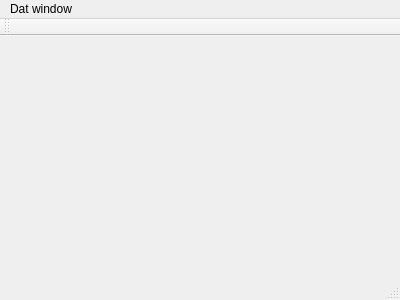
The window that mainwindow.ui (Xaxetrov/Fil-Rouge) describes before a commit, drawn with Qt 5.
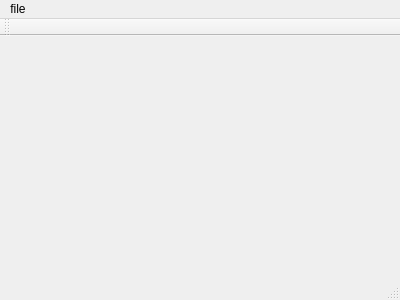
The same window after the commit.

Commit message: some ui modification (mostly nothing) - merge

Patch:
```diff
--- a/mainwindow.ui
+++ b/mainwindow.ui
@@ -20,15 +20,15 @@
      <x>0</x>
      <y>0</y>
      <width>400</width>
-     <height>25</height>
+     <height>27</height>
     </rect>
    </property>
-   <widget class="QMenu" name="menuDat_window">
+   <widget class="QMenu" name="menu_file">
     <property name="title">
-     <string>Dat window</string>
+     <string>file</string>
     </property>
    </widget>
-   <addaction name="menuDat_window"/>
+   <addaction name="menu_file"/>
   </widget>
   <widget class="QToolBar" name="mainToolBar">
    <attribute name="toolBarArea">
```
